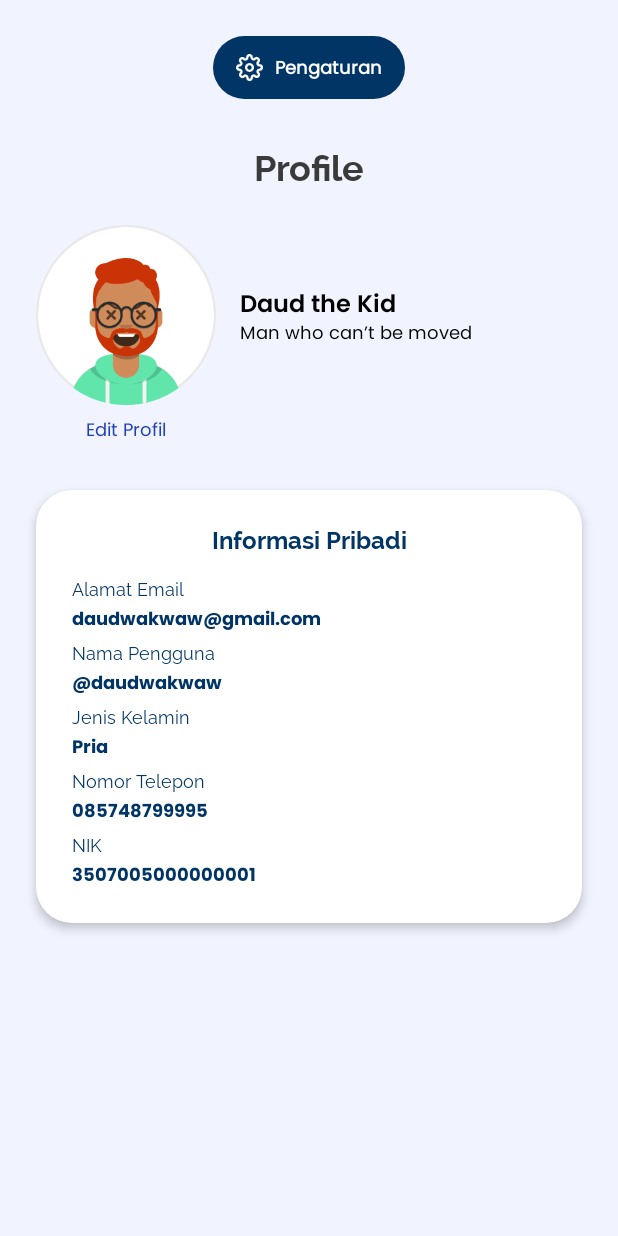
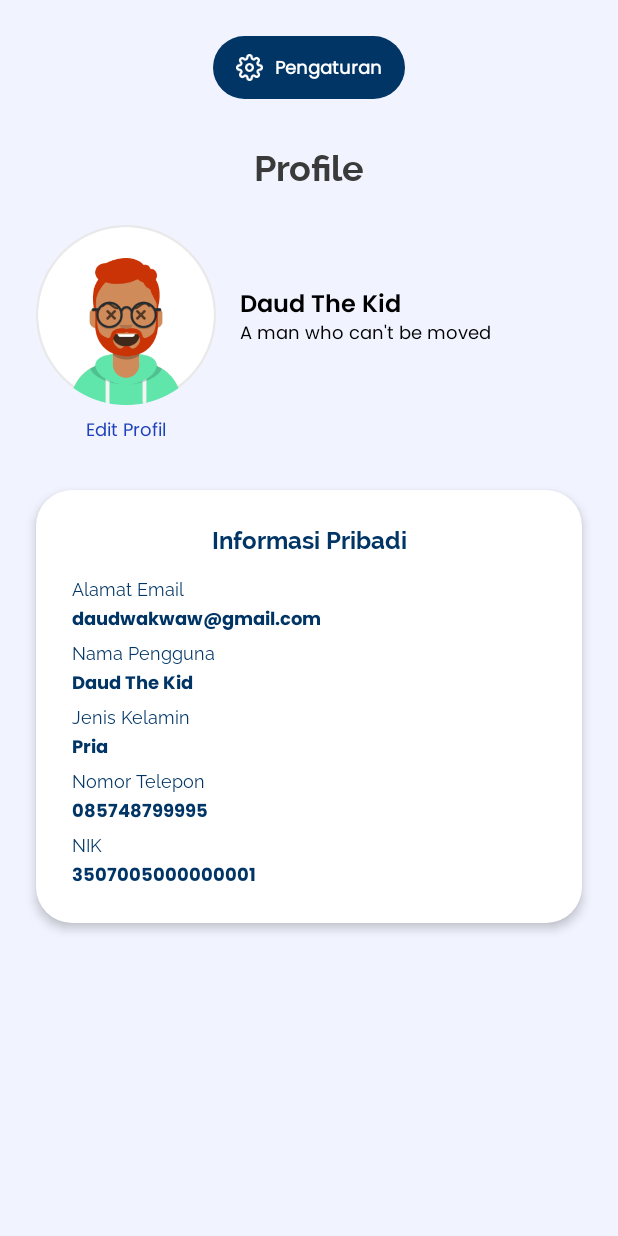
Before and after one commit to fanggadewangga/JurnalKas, an Android app built with Jetpack Compose: the ProfileScreen screen opened through its navigation route, on a phone screen of 412 x 824 dp. Run offline under Robolectric (Android 15) with nearby library versions, the light colour scheme and no system bars; our stand-ins replace Firebase (no records; nobody signed in at launch, a user with empty details on screens opened directly); libraries missing offline, so code that uses them is left out: es.dmoral.toasty.

Commit message:
feat(profile): add fetch profile and update profile

```diff
--- a/app/src/main/java/com/ptotakkanan/jurnalkas/feature/calendar/CalendarScreen.kt
+++ b/app/src/main/java/com/ptotakkanan/jurnalkas/feature/calendar/CalendarScreen.kt
@@ -2,6 +2,7 @@ package com.ptotakkanan.jurnalkas.feature.calendar
 
 import android.widget.CalendarView
 import androidx.compose.foundation.background
+import androidx.compose.foundation.clickable
 import androidx.compose.foundation.layout.Arrangement
 import androidx.compose.foundation.layout.Column
 import androidx.compose.foundation.layout.Row
@@ -39,6 +40,7 @@ import com.ptotakkanan.jurnalkas.R
 import com.ptotakkanan.jurnalkas.core.ext.toCurrency
 import com.ptotakkanan.jurnalkas.feature.common.components.AppText
 import com.ptotakkanan.jurnalkas.feature.common.navigation.BottomNavigationBar
+import com.ptotakkanan.jurnalkas.feature.common.route.Screen
 import com.ptotakkanan.jurnalkas.feature.common.util.ObserveAsEvents
 import com.ptotakkanan.jurnalkas.feature.input.components.TabOptionItem
 import com.ptotakkanan.jurnalkas.feature.wallet.components.TransactionItem
@@ -127,7 +129,11 @@ fun CalendarScreen(
                 AsyncImage(
                     model = R.drawable.ic_setting,
                     contentDescription = "Setting icon",
-                    modifier = Modifier.size(24.dp)
+                    modifier = Modifier
+                        .size(24.dp)
+                        .clickable {
+                            navController.navigate(Screen.Profile.route)
+                        }
                 )
             }
 
--- a/app/src/main/java/com/ptotakkanan/jurnalkas/feature/profile/ProfileEvent.kt
+++ b/app/src/main/java/com/ptotakkanan/jurnalkas/feature/profile/ProfileEvent.kt
@@ -8,4 +8,6 @@ sealed class ProfileEvent {
     data class EnterPhone(val value: String): ProfileEvent()
     data class EnterNik(val value: String): ProfileEvent()
     data class SwitchToEditable(val value: Boolean) : ProfileEvent()
+    data object FetchProfile: ProfileEvent()
+    data object UpdateUserData: ProfileEvent()
 }
--- a/app/src/main/java/com/ptotakkanan/jurnalkas/feature/profile/ProfileState.kt
+++ b/app/src/main/java/com/ptotakkanan/jurnalkas/feature/profile/ProfileState.kt
@@ -1,8 +1,12 @@
 package com.ptotakkanan.jurnalkas.feature.profile
 
 data class ProfileState(
+    val isLoading: Boolean = false,
+    val uid: String = "",
     val email: String = "daudwakwaw@gmail.com",
-    val name: String = "@daudwakwaw",
+    val name: String = "Daud The Kid",
+    val username: String = "@daudwakwaw",
+    val description: String = "A man who can't be moved",
     val password: String = "abc123",
     val gender: String = "Pria",
     val phone: String = "085748799995",
--- a/app/src/main/java/com/ptotakkanan/jurnalkas/feature/profile/page/EditableProfileScreen.kt
+++ b/app/src/main/java/com/ptotakkanan/jurnalkas/feature/profile/page/EditableProfileScreen.kt
@@ -202,7 +202,7 @@ fun EditableProfileScreen(
         ) {
             AppButton(
                 onClick = {
-                    viewModel.onEvent(ProfileEvent.SwitchToEditable(false))
+                    viewModel.onEvent(ProfileEvent.UpdateUserData)
                 },
                 shape = RoundedCornerShape(12.dp),
                 modifier = Modifier
--- a/app/src/main/java/com/ptotakkanan/jurnalkas/feature/profile/page/ViewOnlyProfileScreen.kt
+++ b/app/src/main/java/com/ptotakkanan/jurnalkas/feature/profile/page/ViewOnlyProfileScreen.kt
@@ -77,11 +77,11 @@ fun ViewOnlyProfileScreen(
         }
         Column {
             AppText(
-                text = "Daud the Kid",
+                text = state.name,
                 textStyle = Typography.titleMedium().copy(fontSize = 16.sp)
             )
             AppText(
-                text = "Man who can’t be moved",
+                text = state.description,
                 textStyle = Typography.bodyMedium().copy(fontSize = 12.sp)
             )
             Spacer(modifier = Modifier.height(24.dp))
```
Also changed, not shown: app/src/main/java/com/ptotakkanan/jurnalkas/data/repository/AppRepository.kt (+15 -0 lines), app/src/main/java/com/ptotakkanan/jurnalkas/feature/profile/ProfileViewModel.kt (+76 -3 lines).
